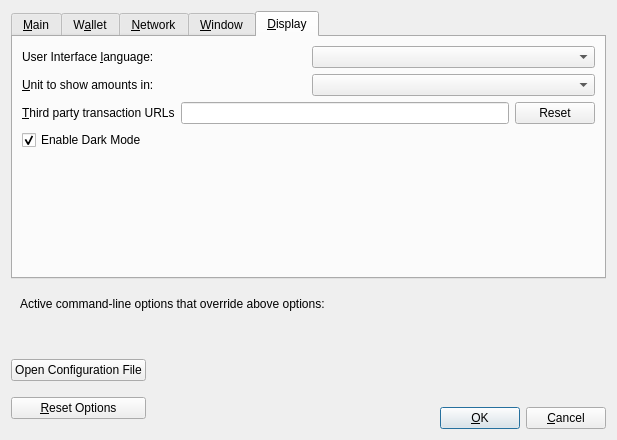
Old version of the form src/qt/forms/optionsdialog.ui in the repository AvianNetwork/Avian.
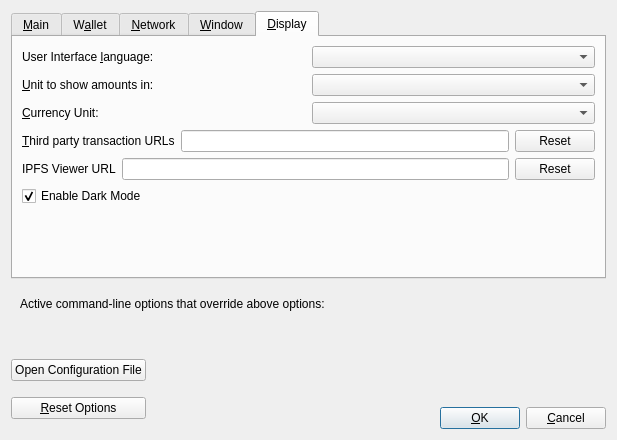
New version of the form. The open tabs and pages were chosen to show the change. Custom widgets are drawn as their Qt base class.

```diff
--- a/src/qt/forms/optionsdialog.ui
+++ b/src/qt/forms/optionsdialog.ui
@@ -609,6 +609,30 @@
          </item>
         </layout>
        </item>
+       <item>
+        <layout class="QHBoxLayout" name="horizontalLayout_DisplayCurrency">
+         <item>
+          <widget class="QLabel" name="currencyUnitIndexLabel">
+           <property name="text">
+            <string>&amp;Currency Unit:</string>
+           </property>
+           <property name="textFormat">
+            <enum>Qt::PlainText</enum>
+           </property>
+           <property name="buddy">
+            <cstring>currencyUnitIndex</cstring>
+           </property>
+          </widget>
+         </item>
+         <item>
+          <widget class="QValueComboBox" name="currencyUnitIndex">
+           <property name="toolTip">
+            <string>Choose which currency to display the realtime value of AVN in (ie: BTC/AVN).</string>
+           </property>
+          </widget>
+         </item>
+        </layout>
+       </item>
        <item>
         <layout class="QHBoxLayout" name="horizontalLayout_3_Display">
          <item>
@@ -640,6 +664,34 @@
          </item>
         </layout>
        </item>
+       <item>
+        <layout class="QHBoxLayout" name="horizontalLayout_4_Display" stretch="0,0,0">
+         <item>
+          <widget class="QLabel" name="ipfsUrlLabel">
+           <property name="toolTip">
+            <string>Third party URL for IPFS-viewer. %s in the URL is replaced by IPFS hash.</string>
+           </property>
+           <property name="text">
+            <string>IPFS Viewer URL</string>
+           </property>
+          </widget>
+         </item>
+         <item>
+          <widget class="QLineEdit" name="ipfsUrl">
+           <property name="toolTip">
+            <string>Third party URL for IPFS-viewer. %s in the URL is replaced by IPFS hash.</string>
+           </property>
+          </widget>
+         </item>
+         <item>
+          <widget class="QPushButton" name="ipfsUrlReset">
+           <property name="text">
+            <string>Reset</string>
+           </property>
+          </widget>
+         </item>
+        </layout>
+       </item>
        <item>
         <widget class="QCheckBox" name="darkModeCheckBox">
          <property name="text">
```
Left out of the diff: 8 changed lines with no effect on the pictures.
